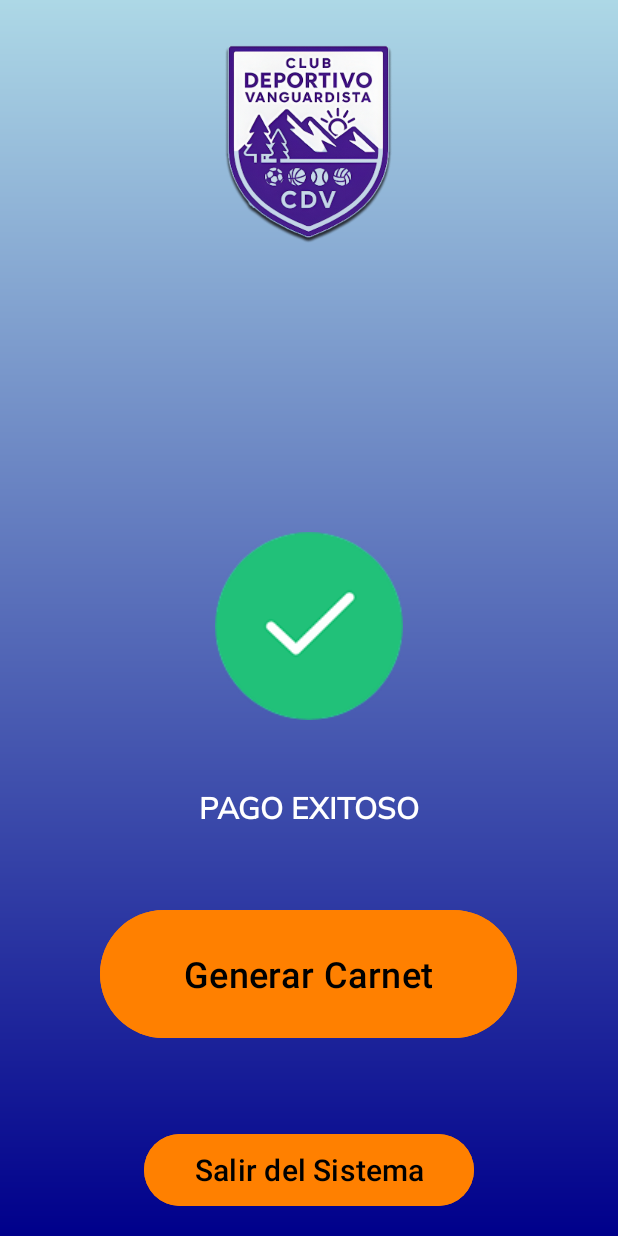
After one commit to nicochiove/dispoMoviles, an Android app: the PagoExitoso screen opened directly, with no data from a screen before it, on a phone screen of 412 x 824 dp. The commit adds this screen. Run offline under Robolectric (Android 15) with nearby library versions, the phone set to English and light mode, and no system bars; Roboto replaces fonts that are not available here.

Commit message:
pantalla pao exitoso

```diff
--- a/app/src/main/AndroidManifest.xml
+++ b/app/src/main/AndroidManifest.xml
@@ -12,6 +12,9 @@
         android:supportsRtl="true"
         android:theme="@style/Theme.App_Club_Vanguardista"
         tools:targetApi="31">
+        <activity
+            android:name=".PagoExitoso"
+            android:exported="false" />
         <activity
             android:name=".Pago"
             android:exported="false" />
--- a/app/src/main/java/com/example/app_club_vanguardista/Pago.kt
+++ b/app/src/main/java/com/example/app_club_vanguardista/Pago.kt
@@ -46,6 +46,13 @@ class Pago : AppCompatActivity() {
                 lblCuotas.visibility = View.GONE
             }
         }
+
+        val btnPagar = findViewById<Button>(R.id.btnPagar2)
+        btnPagar.setOnClickListener {
+            val intent = Intent(this, PagoExitoso::class.java)
+            startActivity(intent)
+        }
+
         val btnCerrar = findViewById<ImageButton>(R.id.btnCerrarpagar)
         btnCerrar.setOnClickListener {
             finish()
--- /dev/null
+++ b/app/src/main/java/com/example/app_club_vanguardista/PagoExitoso.kt
@@ -0,0 +1,28 @@
+package com.example.app_club_vanguardista
+
+import android.content.Intent
+import android.os.Bundle
+import android.widget.Button
+import androidx.activity.enableEdgeToEdge
+import androidx.appcompat.app.AppCompatActivity
+import androidx.core.view.ViewCompat
+import androidx.core.view.WindowInsetsCompat
+
+class PagoExitoso : AppCompatActivity() {
+    override fun onCreate(savedInstanceState: Bundle?) {
+        super.onCreate(savedInstanceState)
+        enableEdgeToEdge()
+        setContentView(R.layout.activity_pago_exitoso)
+        ViewCompat.setOnApplyWindowInsetsListener(findViewById(R.id.main)) { v, insets ->
+            val systemBars = insets.getInsets(WindowInsetsCompat.Type.systemBars())
+            v.setPadding(systemBars.left, systemBars.top, systemBars.right, systemBars.bottom)
+            insets
+        }
+
+        val btnBack = findViewById<Button>(R.id.btnOut)
+        btnBack.setOnClickListener {
+            val intent = Intent(this, BuscarSocio::class.java)
+            startActivity(intent)
+        }
+    }
+}
--- a/app/src/main/res/layout/activity_buscar_socio.xml
+++ b/app/src/main/res/layout/activity_buscar_socio.xml
@@ -28,7 +28,7 @@
         android:layout_marginTop="5dp"
         android:layout_marginEnd="32dp"
         android:backgroundTint="#FF8000"
-        android:text="@string/btnBuscar"
+        android:text="@string/button_buscar"
         android:textAllCaps="false"
         android:textColor="#000000"
         android:textSize="20sp"
--- /dev/null
+++ b/app/src/main/res/layout/activity_pago_exitoso.xml
@@ -0,0 +1,90 @@
+<?xml version="1.0" encoding="utf-8"?>
+<androidx.constraintlayout.widget.ConstraintLayout xmlns:android="http://schemas.android.com/apk/res/android"
+    xmlns:app="http://schemas.android.com/apk/res-auto"
+    xmlns:tools="http://schemas.android.com/tools"
+    android:id="@+id/main"
+    android:layout_width="match_parent"
+    android:layout_height="match_parent"
+    android:background="@drawable/degradado_fondo"
+    tools:context=".PagoExitoso">
+
+    <ImageView
+        android:id="@+id/imgHeader"
+        style="@style/logo_style"
+        android:layout_marginTop="28dp"
+        android:src="@drawable/logo"
+        android:contentDescription="@string/logo"
+        app:layout_constraintEnd_toEndOf="parent"
+        app:layout_constraintHeight_percent="0.27"
+        app:layout_constraintHorizontal_bias="0.498"
+        app:layout_constraintStart_toStartOf="parent"
+        app:layout_constraintTop_toTopOf="parent" />
+
+    <Button
+        android:id="@+id/btnOut"
+        android:layout_width="220dp"
+        android:layout_height="56dp"
+        android:layout_marginStart="32dp"
+        android:layout_marginEnd="32dp"
+        android:layout_marginBottom="16dp"
+        android:backgroundTint="#FF8000"
+        android:text="@string/button_salir"
+        android:textAllCaps="false"
+        android:textColor="#000000"
+        android:textSize="20sp"
+        app:layout_constraintBottom_toBottomOf="parent"
+        app:layout_constraintEnd_toEndOf="parent"
+        app:layout_constraintStart_toStartOf="parent"
+        app:layout_constraintWidth_percent="0.45" />
+
+    <Button
+        android:id="@+id/btnGenerarCarnet"
+        android:layout_width="278dp"
+        android:layout_height="93dp"
+        android:layout_marginStart="32dp"
+        android:layout_marginEnd="32dp"
+        android:layout_marginBottom="56dp"
+        android:backgroundTint="#FF8000"
+        android:text="@string/button_impr_carnet"
+        android:textAllCaps="false"
+        android:textColor="#000000"
+        android:textSize="24sp"
+        app:layout_constraintBottom_toTopOf="@+id/btnOut"
+        app:layout_constraintEnd_toEndOf="parent"
+        app:layout_constraintHorizontal_bias="0.492"
+        app:layout_constraintStart_toStartOf="parent"
+        app:layout_constraintTop_toBottomOf="@+id/textView"
+        app:layout_constraintVertical_bias="1.0"
+        app:layout_constraintWidth_percent="0.45" />
+
+    <TextView
+        android:id="@+id/textView"
+        android:layout_width="wrap_content"
+        android:layout_height="wrap_content"
+        android:layout_marginBottom="272dp"
+        android:fontFamily="@font/muli"
+        android:text="@string/payment_success"
+        android:textColor="#FFFFFF"
+        android:textSize="20sp"
+        android:textStyle="bold"
+        app:layout_constraintBottom_toBottomOf="parent"
+        app:layout_constraintEnd_toEndOf="parent"
+        app:layout_constraintStart_toStartOf="parent"
+        app:layout_constraintTop_toBottomOf="@+id/imageView"
+        app:layout_constraintVertical_bias="1.0"
+        app:layout_constraintWidth_percent="0.45" />
+
+    <ImageView
+        android:id="@+id/imageView"
+        android:layout_width="wrap_content"
+        android:layout_height="wrap_content"
+        android:layout_marginBottom="316dp"
+        android:contentDescription="@string/ok_icon"
+        app:layout_constraintBottom_toBottomOf="parent"
+        app:layout_constraintEnd_toEndOf="parent"
+        app:layout_constraintStart_toStartOf="parent"
+        app:layout_constraintTop_toBottomOf="@id/imgHeader"
+        app:layout_constraintVertical_bias="0.869"
+        app:layout_constraintWidth_percent="0.45"
+        app:srcCompat="@drawable/succes_icon" />
+</androidx.constraintlayout.widget.ConstraintLayout>
--- a/app/src/main/res/values/strings.xml
+++ b/app/src/main/res/values/strings.xml
@@ -43,6 +43,8 @@
     <string name="button_deudores">Deudores</string>
     <string name="button_main_menu">Menú Principal</string>
     <string name="close">Boton para cerrar pestaña</string>
+    <string name="button_impr_carnet">Generar Carnet</string>
+    <string name="button_buscar">Buscar</string>
 
     <!--Pagina de pago-->
 
@@ -51,16 +53,16 @@
         <item>Tarjeta</item>
     </string-array>
     <string-array name="cantidad_cuotas">
-            <item>3</item>
-            <item>6</item>
-            <item>12</item>
+        <item>3</item>
+        <item>6</item>
+        <item>12</item>
     </string-array>
-
-
 
 
     <!--Text-->
     <string name="data_loaded">DATOS CARGADOS</string>
+    <string name="payment_success">PAGO EXITOSO</string>
 
+    <string name="ok_icon">Icono de operación exitosa</string>
 
 </resources>
```
